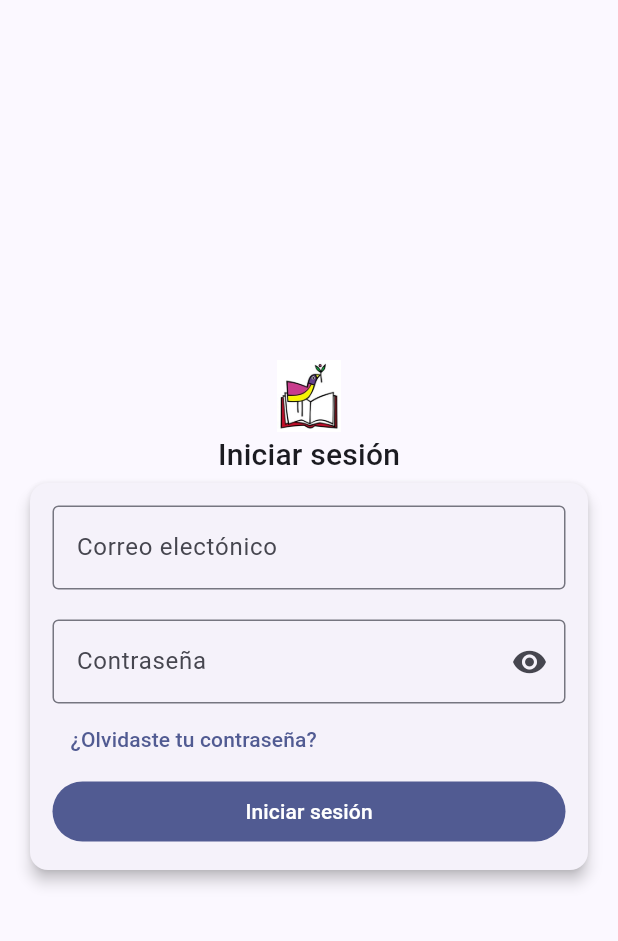
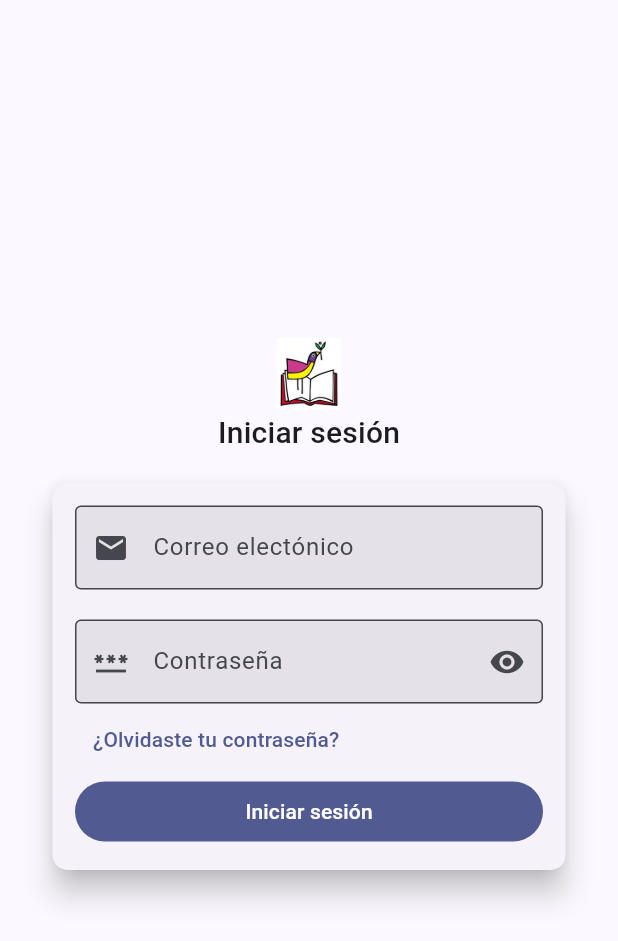
Before and after one commit to ITPSM-UCA/itpsm-mobile, a Flutter app: the screen it shows after launch, on a phone screen of 412 x 824 dp. Shown: the top 941 px of the screen. Run offline on Flutter 3.47's test engine with Material 2 defaults, Android fonts, the light colour scheme and no system bars; our stand-ins replace dartz, data_table_2, email_validator, equatable, flutter_bloc, internet_connection_checker and 3 more; generated files the repository leaves out were written again.

Commit message:
[REFACTORED] Login screen added to the presentation layer in the authentication feature. Also, authentication state management initialized

```diff
--- /dev/null
+++ b/lib/features/authentication/presentation/bloc/authentication_event.dart
@@ -0,0 +1,20 @@
+import 'package:equatable/equatable.dart';
+import 'package:itpsm_mobile/features/authentication/data/models/authenticated_user_model.dart';
+
+abstract class AuthenticationEvent extends Equatable {
+  const AuthenticationEvent();
+
+  @override
+  List<Object?> get props => [];
+}
+
+class AuthenticationChangedEvent extends AuthenticationEvent {
+  final AuthenticatedUserModel? authenticatedUser;
+
+  const AuthenticationChangedEvent({this.authenticatedUser});
+
+  @override
+  List<Object?> get props => [authenticatedUser];
+}
+
+class LogoutRequestedEvent extends AuthenticationEvent {}
--- /dev/null
+++ b/lib/features/authentication/presentation/bloc/authentication_state.dart
@@ -0,0 +1,33 @@
+// ignore_for_file: public_member_api_docs, sort_constructors_first
+import 'package:equatable/equatable.dart';
+import 'package:itpsm_mobile/features/authentication/domain/entities/authenticated_user.dart';
+
+enum AuthenticationStatus {
+  unknown,
+  authenticated,
+  unauthenticated,
+}
+
+class AuthenticationState extends Equatable {
+  final AuthenticationStatus status;
+  final AuthenticatedUser? authenticatedUser;
+
+  const AuthenticationState({required this.status, this.authenticatedUser});
+
+  @override
+  List<Object?> get props => [status, authenticatedUser];
+
+  factory AuthenticationState.unknown() {
+    return const AuthenticationState(status: AuthenticationStatus.unknown);
+  }
+
+  AuthenticationState copyWith({
+    AuthenticationStatus? status,
+    AuthenticatedUser? authenticatedUser,
+  }) {
+    return AuthenticationState(
+      status: status ?? this.status,
+      authenticatedUser: authenticatedUser ?? this.authenticatedUser,
+    );
+  }
+}
--- /dev/null
+++ b/lib/features/authentication/presentation/cubit/login/login_state.dart
@@ -0,0 +1,48 @@
+// ignore_for_file: public_member_api_docs, sort_constructors_first
+import 'package:equatable/equatable.dart';
+import 'package:itpsm_mobile/core/errors/failures/failure.dart';
+import 'package:itpsm_mobile/features/authentication/data/models/authenticated_user_model.dart';
+
+import '../../../../../core/errors/failures/http/server_failure.dart';
+
+enum LoginStatus {
+  initial,
+  submitting,
+  success,
+  failure
+}
+
+class LoginState extends Equatable {
+  final LoginStatus status;
+  final Failure failure;
+  final AuthenticatedUserModel? authenticatedUser;
+
+  const LoginState({
+    required this.status,
+    required this.failure,
+    this.authenticatedUser
+  });
+
+  factory LoginState.initial() {
+    return const LoginState(
+      status: LoginStatus.initial,
+      failure: ServerFailure(),
+      authenticatedUser: null
+    );
+  }
+
+  LoginState copyWith({
+    LoginStatus? status,
+    Failure? failure,
+    AuthenticatedUserModel? authenticatedUser
+  }) {
+    return LoginState(
+      status: status ?? this.status,
+      failure: failure ?? this.failure,
+      authenticatedUser: authenticatedUser ?? this.authenticatedUser
+    );
+  }
+
+  @override
+  List<Object?> get props => [status, failure, authenticatedUser];
+}
--- a/lib/screens/login/login_screen.dart
+++ b/lib/features/authentication/presentation/screens/login_screen.dart
@@ -1,8 +1,9 @@
 import 'package:flutter/material.dart';
-import 'package:itpsm_mobile/widgets/login/login_form.dart';
+
+import '../widgets/login_form.dart';
 
 class LoginScreen extends StatelessWidget {
-  static const routeName = '/';
+  // static const routeName = '/';
 
   const LoginScreen({super.key});
 
--- /dev/null
+++ b/lib/features/authentication/presentation/widgets/login_form.dart
@@ -0,0 +1,208 @@
+import 'package:email_validator/email_validator.dart';
+import 'package:flutter/material.dart';
+import 'package:flutter_bloc/flutter_bloc.dart';
+import 'package:itpsm_mobile/core/utils/log/get_logger.dart';
+import 'package:itpsm_mobile/features/authentication/presentation/bloc/authentication_bloc.dart';
+import 'package:itpsm_mobile/features/authentication/presentation/cubit/login/login_cubit.dart';
+import 'package:itpsm_mobile/features/authentication/presentation/cubit/login/login_state.dart';
+import 'package:logger/logger.dart';
+
+class LoginForm extends StatefulWidget {
+  static final Logger logger = getLogger();
+  const LoginForm({super.key});
+
+  @override
+  State<LoginForm> createState() => _LoginFormState();
+}
+
+class _LoginFormState extends State<LoginForm> {
+  final FocusNode _focusPsswd = FocusNode();
+  final GlobalKey<FormState> _formKey = GlobalKey();
+  final TextEditingController _emailCtrl = TextEditingController();
+  final TextEditingController _psswdCtrl = TextEditingController();
+  final Map<String, String> _credentials = { 'email': '', 'password': '' };
+
+  String? _validateEmail(String? email) {
+    if(email != null) {
+      if (email.isEmpty || !EmailValidator.validate(email)) {
+        return 'Por favor ingrese un correo electrónico válido.';
+      }
+
+      return null;
+    }
+    else {
+      return 'El ingreso del correo electrónico es obligatorio.';
+    }
+  }
+
+  String? _validatePsswd(String? passwd) {
+    if(passwd != null) {
+      // TODO: Add necessary validations
+      if(passwd.isEmpty) return 'El ingreso de la contraseña es obligatorio.';
+
+      return null;
+    }
+    else {
+      return 'El ingreso de la contraseña es obligatorio.';
+    }
+  }
+
+  void _submit() {
+    final form = _formKey.currentState;
+
+    if(form == null || !form.validate()) return;
+
+    form.save();
+
+    LoginForm.logger.d('email: ${_credentials['email']} psswd: ${_credentials['password']}');
+
+    context.read<LoginCubit>().login(_credentials['email']!, _credentials['password']!);
+  }
+
+  @override
+  void dispose() {
+    super.dispose();
+    _emailCtrl.dispose();
+    _psswdCtrl.dispose();
+    _focusPsswd.dispose();
+  }
+
+  @override
+  Widget build(BuildContext context) {
+    FocusScopeNode focusScope = FocusScope.of(context);
+
+    return BlocListener<LoginCubit, LoginState>(
+      listener: (context, state) {
+        if(state.status == LoginStatus.success) {
+          context.read<AuthenticationBloc>().setAuthentication(state.authenticatedUser);
+        }
+      },
+      child: ConstrainedBox(
+        constraints: const BoxConstraints(
+          minWidth: 240,
+          maxWidth: 380,
+        ),
+        child: Container(
+          margin: const EdgeInsets.all(15),
+          child: Card(
+            shape: RoundedRectangleBorder(
+              borderRadius: BorderRadius.circular(10.0),
+            ),
+            elevation: 8.0,
+            child: Padding(
+              padding: const EdgeInsets.all(15),
+              child: Form(
+                key: _formKey,
+                child: Column(
+                  crossAxisAlignment: CrossAxisAlignment.stretch,
+                  children: [
+                    Container(
+                      margin: const EdgeInsets.only(bottom: 10),
+                      child: TextFormField(
+                        autocorrect: false,
+                        controller: _emailCtrl,
+                        keyboardType: TextInputType.emailAddress,
+                        onFieldSubmitted: (value) => focusScope.requestFocus(_focusPsswd),
+                        decoration: const InputDecoration(
+                          filled: true,
+                          border: OutlineInputBorder(),
+                          prefixIcon: Icon(Icons.email),
+                          hintText: 'Correo electónico',
+                          labelText: 'Correo electónico'
+                        ),
+                        validator: (value) { return _validateEmail(value); },
+                        onSaved: (value) {
+                          if(value != null) {
+                            _credentials['email'] = value;
+                          }
+                        },
+                      ),
+                    ),
+                    Container(
+                      margin: const EdgeInsets.only(top: 10),
+                      child: TextFormField(
+                        obscureText: true,
+                        autocorrect: false,
+                        controller: _psswdCtrl,
+                        focusNode: _focusPsswd,
+                        enableSuggestions: false,
+                        decoration: const InputDecoration(
+                          filled: true,
+                          hintText: 'Contraseña',
+                          labelText: 'Contraseña',
+                          border: OutlineInputBorder(),
+                          prefixIcon: Icon(Icons.password),
+                          suffixIcon: Icon(Icons.remove_red_eye),
+                        ),
+                        validator: (value) { return _validatePsswd(value); },
+                        onSaved: (value) {
+                          if(value != null) {
+                            _credentials['password'] = value;
+                          }
+                        },
+                        onFieldSubmitted: (value) { _submit(); },
+                      ),
+                    ),
+                    Align(
+                      alignment: Alignment.centerLeft,
+                      child: TextButton(onPressed: () {}, child: const Text('¿Olvidaste tu contraseña?'))
+                    ),
+                    FilledButton(
+                      onPressed: () {
+                        _submit();
+                        // Navigator.of(context).pushNamed(AcademicRecordScreen.routeName);
+                      },
+                      child: const Text('Iniciar sesión'),
+                    )
+                  ]
+                ),
+              ),
+            ),
+          ),
+        ),
+        // child: Card(
+        //   elevation: 4,
+        //   child: Padding(
+        //     padding: const EdgeInsets.all(15),
+        //     child: Column(
+        //       crossAxisAlignment: CrossAxisAlignment.stretch,
+        //       children: [
+        //         Container(
+        //           margin: const EdgeInsets.only(bottom: 10),
+        //           child: TextFormField(
+        //             decoration: const InputDecoration(
+        //               labelText: 'Correo electónico',
+        //               border: OutlineInputBorder(),
+        //               hintText: 'Correo electónico'
+        //             )
+        //           ),
+        //         ),
+        //         Container(
+        //           margin: const EdgeInsets.only(top: 10),
+        //           child: TextFormField(
+        //             decoration: const InputDecoration(
+        //               labelText: 'Contraseña',
+        //               border: OutlineInputBorder(),
+        //               hintText: 'Contraseña',
+        //               suffixIcon: Icon(Icons.remove_red_eye)
+        //             ),
+        //           ),
+        //         ),
+        //        Align(
+        //          alignment: Alignment.centerLeft,
+        //          child: TextButton(onPressed: () {}, child: const Text('¿Olvidaste tu contraseña?'))
+        //        ),
+        //         FilledButton(
+        //           onPressed: () {
+        //             Navigator.of(context).pushNamed(AcademicRecordScreen.routeName);
+        //           },
+        //           child: const Text('Iniciar sesión'),
+        //         )
+        //       ],
+        //     ),
+        //   ),
+        // ),
+      ),
+    );
+  }
+}
--- a/lib/main.dart
+++ b/lib/main.dart
@@ -1,8 +1,20 @@
 import 'package:flutter/material.dart';
 import 'package:flutter/services.dart';
-import 'package:itpsm_mobile/screens/login/login_screen.dart';
+import 'package:flutter_bloc/flutter_bloc.dart';
+import 'package:http/http.dart' as http;
+import 'package:internet_connection_checker/internet_connection_checker.dart';
+import 'package:itpsm_mobile/core/network/network_info.dart';
+import 'package:itpsm_mobile/features/authentication/data/data_sources/login_local_data_source.dart';
+import 'package:itpsm_mobile/features/authentication/data/data_sources/login_remote_data_source.dart';
+import 'package:itpsm_mobile/features/authentication/data/repositories/authentication_repository_impl.dart';
+import 'package:itpsm_mobile/features/authentication/presentation/bloc/authentication_bloc.dart';
+import 'package:itpsm_mobile/features/authentication/presentation/bloc/authentication_state.dart';
+import 'package:itpsm_mobile/features/authentication/presentation/cubit/login/login_cubit.dart';
 import 'package:itpsm_mobile/screens/students/academic_record_screen.dart';
 import 'package:responsive_framework/responsive_framework.dart';
+import 'package:shared_preferences/shared_preferences.dart';
+
+import 'features/authentication/presentation/screens/login_screen.dart';
 
 void main() {
   // Ensure the app does not allow landscape mode
@@ -16,9 +28,29 @@
 
 class ItpsmMobile extends StatelessWidget {
   const ItpsmMobile({super.key});
-
   @override
   Widget build(BuildContext context) {
+    return FutureBuilder(
+      future: SharedPreferences.getInstance(),
+      builder: (context, snapshot) {
+        if(snapshot.hasData && snapshot.data != null) {
+          return RepositoryProvider(
+            create: (context) => AuthenticationRepositoryImpl(
+              network: NetworkInfoImpl(connectionChecker: InternetConnectionChecker()),
+              localDataSource: LoginLocalDataSourceImpl(sharedPreferences: snapshot.data!),
+              remoteDataSource: LoginRemoteDataSourceImpl(client: http.Client())
+            ),
+            child: MultiBlocProvider(
+              providers: [
+                BlocProvider<AuthenticationBloc>(
+                  create: (context) => AuthenticationBloc(repository: context.read<AuthenticationRepositoryImpl>()),
+                ),
+                BlocProvider<LoginCubit>(
+                  create: (context) => LoginCubit(repository: context.read<AuthenticationRepositoryImpl>()),
+                )
+              ],
+              child: BlocBuilder<AuthenticationBloc, AuthenticationState>(
+                builder: (context, state) {
                   return MaterialApp(
                     title: 'ITPSM Mobile',
                     builder: (context, child) => ResponsiveWrapper.builder(
@@ -46,10 +78,22 @@
                         ),
                       )
                     ),
+                    home: state.status == AuthenticationStatus.authenticated ?
+                      const AcademicRecordScreen() : const LoginScreen(),
                     routes: {
-        LoginScreen.routeName: (context) => const LoginScreen(),
+                      // LoginScreen.routeName: (context) => const LoginScreen(),
                       AcademicRecordScreen.routeName:(context) => const AcademicRecordScreen()
                     },
                   );
                 }
+              ),
+            ),
+          );
         }
+        else {
+          return const CircularProgressIndicator();
+        }
+      }
+    );
+  }
+}
--- a/lib/widgets/login/login_form.dart
+++ /dev/null
@@ -1,58 +0,0 @@
-import 'package:flutter/material.dart';
-import 'package:itpsm_mobile/screens/students/academic_record_screen.dart';
-
-class LoginForm extends StatelessWidget {
-  const LoginForm({super.key});
-
-  @override
-  Widget build(BuildContext context) {
-    return ConstrainedBox(
-      constraints: const BoxConstraints(
-        minWidth: 240,
-        maxWidth: 380,
-      ),
-      child: Card(
-        elevation: 4,
-        child: Padding(
-          padding: const EdgeInsets.all(15),
-          child: Column(
-            crossAxisAlignment: CrossAxisAlignment.stretch,
-            children: [
-              Container(
-                margin: const EdgeInsets.only(bottom: 10),
-                child: TextFormField(
-                  decoration: const InputDecoration(
-                    labelText: 'Correo electónico',
-                    border: OutlineInputBorder(),
-                    hintText: 'Correo electónico'
-                  )
-                ),
-              ),
-              Container(
-                margin: const EdgeInsets.only(top: 10),
-                child: TextFormField(
-                  decoration: const InputDecoration(
-                    labelText: 'Contraseña',
-                    border: OutlineInputBorder(),
-                    hintText: 'Contraseña',
-                    suffixIcon: Icon(Icons.remove_red_eye)
-                  ),
-                ),
-              ),
-              Align(
-                alignment: Alignment.centerLeft,
-                child: TextButton(onPressed: () {}, child: const Text('¿Olvidaste tu contraseña?'))
-              ),
-              FilledButton(
-                onPressed: () {
-                  Navigator.of(context).pushNamed(AcademicRecordScreen.routeName);
-                },
-                child: const Text('Iniciar sesión'),
-              )
-            ],
-          ),
-        ),
-      ),
-    );
-  }
-}
```
Also changed, not shown: lib/features/authentication/presentation/bloc/authentication_bloc.dart (added, +29 -0 lines), lib/features/authentication/presentation/cubit/login/login_cubit.dart (added, +30 -0 lines), 1 other file. Lines whose indentation alone changed are shown as unchanged.
